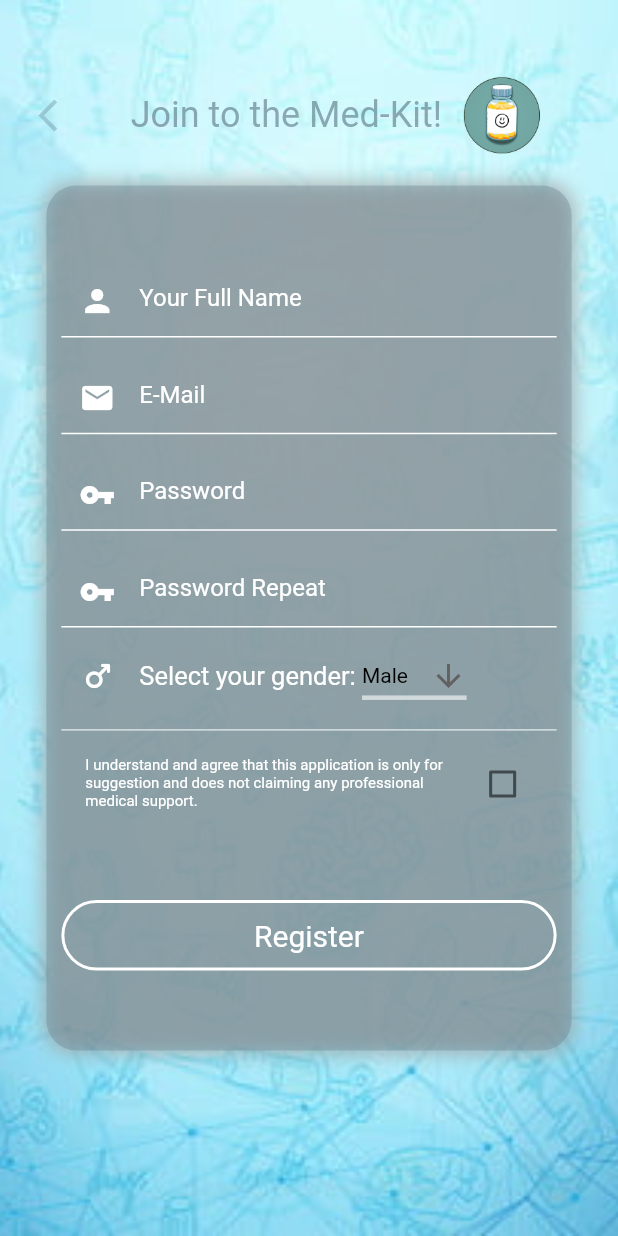
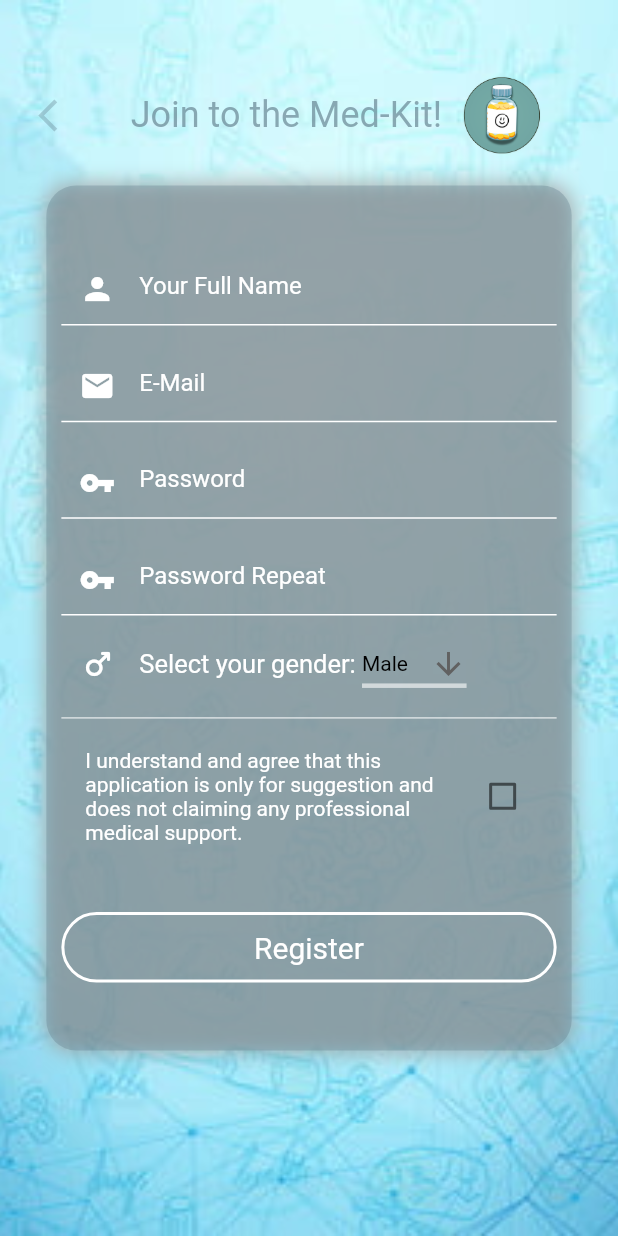
Before and after one commit to AthenaSenior/MedKit-development, a Flutter app: the RegisterPage screen opened directly, on a phone screen of 412 x 824 dp. Run offline on Flutter 3.47's test engine with Material 2 defaults, Android fonts, the phone set to English and light mode, and no system bars; our stand-ins replace camera, cloud_firestore, firebase_auth, firebase_core, firebase_database, loading_animation_widget and 2 more; missing offline and left inert: google_mlkit_text_recognition; accounts and stored records are empty.

Commit message:
UI Improvement

```diff
--- a/lib/RegisterPage.dart
+++ b/lib/RegisterPage.dart
@@ -230,14 +230,16 @@ class RegisterPageState extends State<RegisterPage> {
                             const Divider(
                                 color: Colors.white
                             ),
+                            SizedBox(
+                              height: size.height * 0.01,
+                            ),
                             CheckboxListTile(
                               value: _listTileCheckBox,
-                              // ignore: prefer_const_constructors
-                              title: Text(
+                              title: const Text(
                                 "I understand and agree that this application is only "
                                     "for suggestion and does not claiming any "
                                     "professional medical support.",
-                                style: const TextStyle(color: Colors.white, fontSize: 10),
+                                style: TextStyle(color: Colors.white, fontSize: 14),
                               ),
                               onChanged: (val) {
                                 setState(() {
@@ -249,7 +251,7 @@ class RegisterPageState extends State<RegisterPage> {
                               checkColor: Colors.black,
                             ),
                             SizedBox(
-                              height: size.height * 0.02,
+                              height: size.height * 0.01,
                             ),
                             Visibility(
                               visible: registerInformationInvalid,
```
